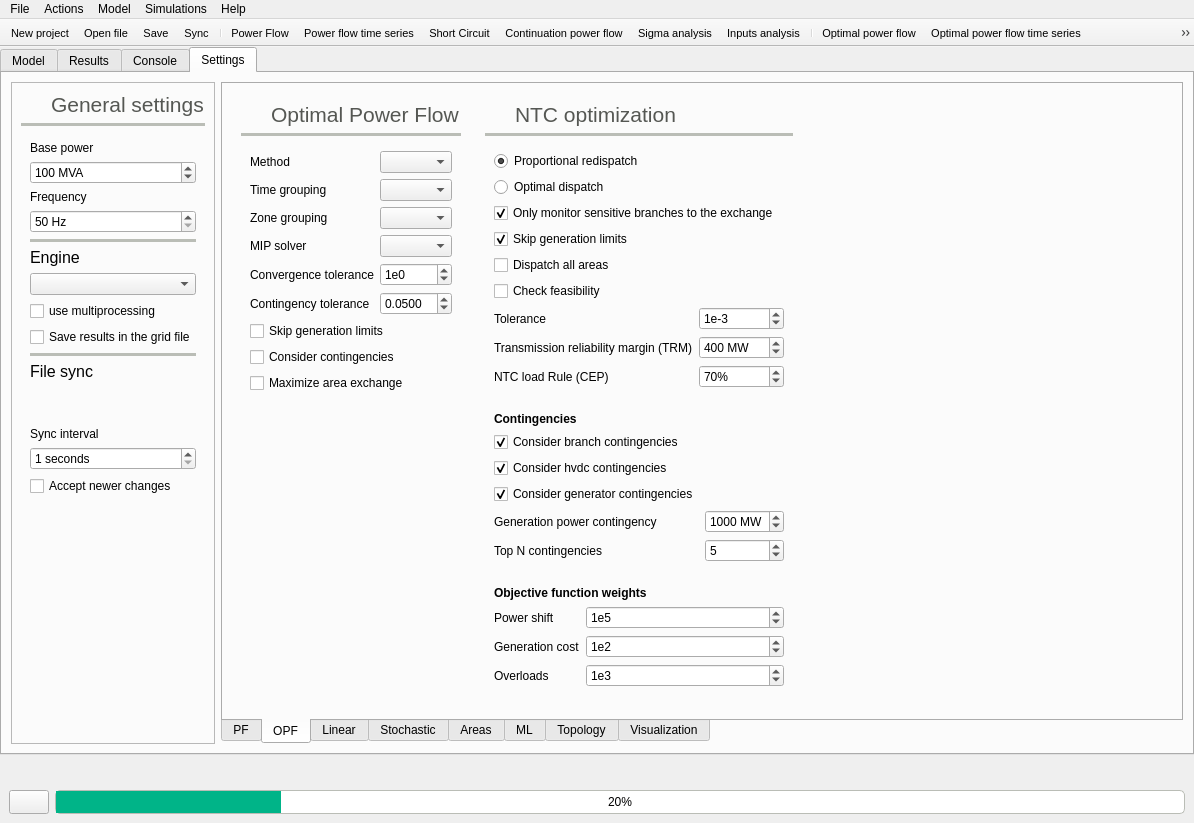
First picture: the form in src/GridCal/Gui/Main/MainWindow.ui, repository SanPen/GridCal, before the edit.
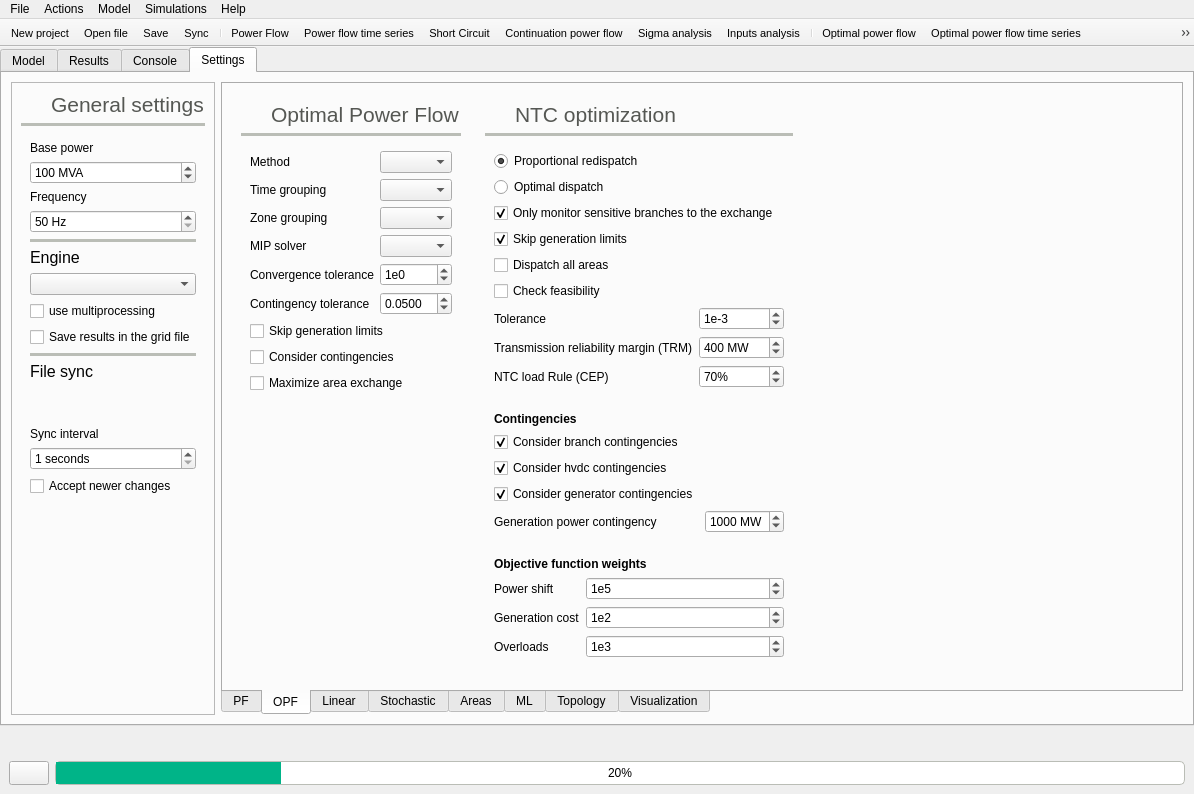
Second picture: the form after the edit. The open tabs and pages were chosen to show the change. Icons and pictures are not drawn.

Commit message:
Added new ntc_load_rule spinbox available in results
max_report_elements and alpha n-1 management from GUI

What changed in the file:
```diff
--- a/src/GridCal/Gui/Main/MainWindow.ui
+++ b/src/GridCal/Gui/Main/MainWindow.ui
@@ -3483,23 +3483,6 @@
                     </property>
                    </widget>
                   </item>
-                  <item row="5" column="0">
-                   <widget class="QLabel" name="label_65">
-                    <property name="text">
-                     <string>Top N contingencies</string>
-                    </property>
-                   </widget>
-                  </item>
-                  <item row="5" column="1">
-                   <widget class="QSpinBox" name="spinBox_2">
-                    <property name="suffix">
-                     <string/>
-                    </property>
-                    <property name="value">
-                     <number>5</number>
-                    </property>
-                   </widget>
-                  </item>
                  </layout>
                 </widget>
                </item>
```
Left out of the diff: 453 changed lines with no effect on the pictures.
